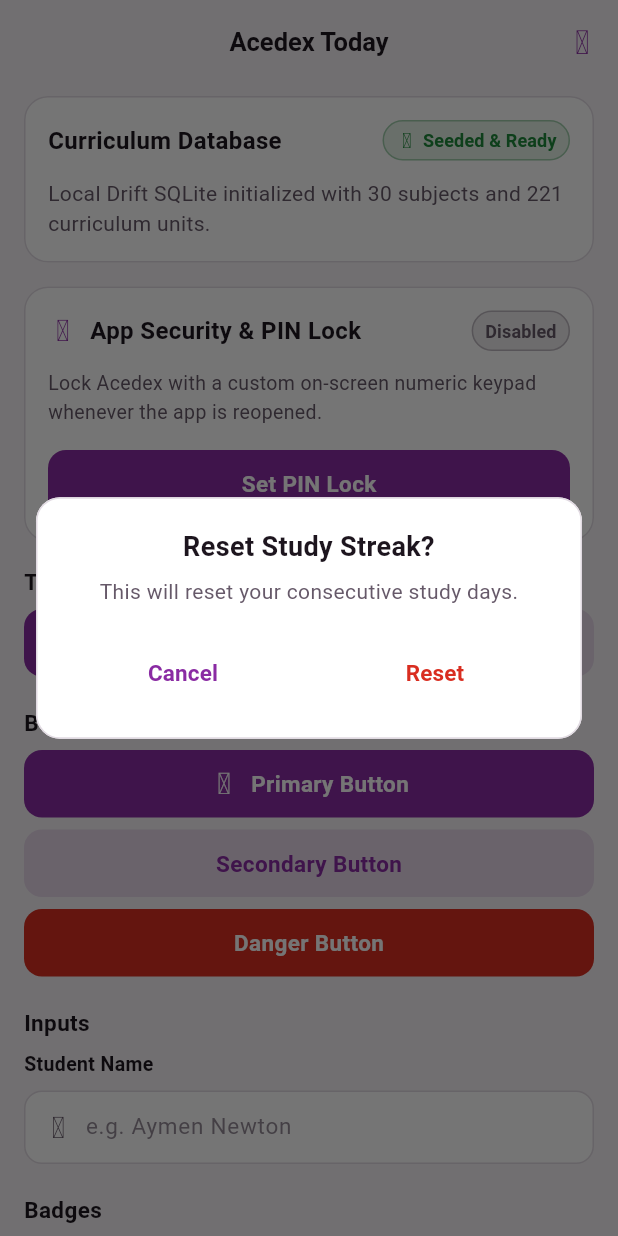
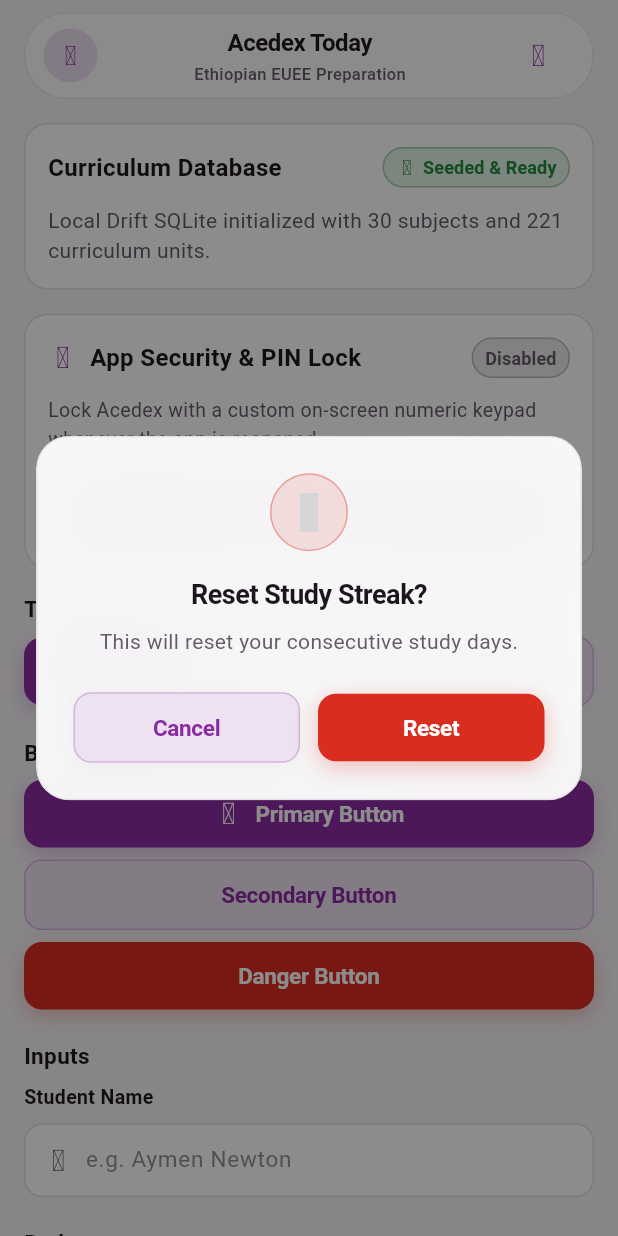
Before and after one commit to newt-ops/Acedex, a Flutter app: the DesignSystemShowcaseScreen screen opened directly, after a tap on "Danger Button", on a phone screen of 412 x 824 dp. Run offline on Flutter 3.47's test engine with Material 3 defaults, Android fonts, the phone set to English and light mode, and no system bars; our stand-ins replace drift, flutter_riverpod, flutter_secure_storage, hugeicons, shared_preferences; accounts and stored records are empty; generated files the repository leaves out were written again; grey boxes are pictures that could not be loaded.

Commit message:
feat(ui): add floating header bar and upgrade toast, button, and dialog styling

```diff
--- a/lib/core/widgets/acedex_button.dart
+++ b/lib/core/widgets/acedex_button.dart
@@ -42,25 +42,67 @@ class _AcedexButtonState extends State<AcedexButton> {
 
     Color backgroundColor;
     Color foregroundColor;
+    Border? border;
+    List<BoxShadow>? shadows;
 
     switch (widget.variant) {
       case AcedexButtonVariant.primary:
-        backgroundColor = colors.primary;
+        backgroundColor = _isPressed
+            ? colors.primary.withValues(alpha: 0.90)
+            : colors.primary;
         foregroundColor = colors.onPrimary;
+        shadows = isEnabled && !_isPressed
+            ? [
+                BoxShadow(
+                  color: colors.primary.withValues(alpha: 0.28),
+                  blurRadius: 12.0,
+                  offset: const Offset(0, 4),
+                ),
+              ]
+            : null;
         break;
       case AcedexButtonVariant.secondary:
-        backgroundColor = colors.primarySoft;
+        backgroundColor = _isPressed
+            ? Color.alphaBlend(colors.primarySoft.withValues(alpha: 0.30), colors.surface)
+            : Color.alphaBlend(colors.primarySoft, colors.surface);
         foregroundColor = colors.primary;
+        border = Border.all(
+          color: _isPressed
+              ? colors.primary
+              : colors.primary.withValues(alpha: 0.25),
+          width: 1.0,
+        );
+        shadows = isEnabled && !_isPressed
+            ? [
+                BoxShadow(
+                  color: Colors.black.withValues(alpha: 0.03),
+                  blurRadius: 8.0,
+                  offset: const Offset(0, 2),
+                ),
+              ]
+            : null;
         break;
       case AcedexButtonVariant.danger:
-        backgroundColor = colors.danger;
+        backgroundColor = _isPressed
+            ? colors.danger.withValues(alpha: 0.90)
+            : colors.danger;
         foregroundColor = colors.onDanger;
+        shadows = isEnabled && !_isPressed
+            ? [
+                BoxShadow(
+                  color: colors.danger.withValues(alpha: 0.28),
+                  blurRadius: 12.0,
+                  offset: const Offset(0, 4),
+                ),
+              ]
+            : null;
         break;
     }
 
     if (!isEnabled) {
-      backgroundColor = backgroundColor.withValues(alpha: 0.4);
-      foregroundColor = foregroundColor.withValues(alpha: 0.6);
+      backgroundColor = backgroundColor.withValues(alpha: 0.35);
+      foregroundColor = foregroundColor.withValues(alpha: 0.55);
+      shadows = null;
     }
 
     Widget content = widget.isLoading
@@ -86,6 +128,7 @@ class _AcedexButtonState extends State<AcedexButton> {
                   fontSize: 15,
                   fontWeight: FontWeight.w600,
                   color: foregroundColor,
+                  letterSpacing: -0.2,
                 ),
               ),
               if (widget.trailing != null) ...[
@@ -98,7 +141,7 @@ class _AcedexButtonState extends State<AcedexButton> {
     return AnimatedScale(
       scale: _isPressed && isEnabled ? 0.97 : 1.0,
       duration: const Duration(milliseconds: 100),
-      curve: Curves.easeInOut,
+      curve: Curves.easeOutCubic,
       child: GestureDetector(
         onTapDown: isEnabled ? (_) => setState(() => _isPressed = true) : null,
         onTapUp: isEnabled ? (_) => setState(() => _isPressed = false) : null,
@@ -117,6 +160,8 @@ class _AcedexButtonState extends State<AcedexButton> {
           decoration: BoxDecoration(
             color: backgroundColor,
             borderRadius: BorderRadius.circular(AppTheme.radiusButton),
+            border: border,
+            boxShadow: shadows,
           ),
           alignment: Alignment.center,
           child: content,
--- a/lib/core/widgets/acedex_dialog.dart
+++ b/lib/core/widgets/acedex_dialog.dart
@@ -1,6 +1,9 @@
+import 'dart:ui';
 import 'package:flutter/material.dart';
+import 'package:hugeicons/hugeicons.dart';
 import '../theme/app_colors.dart';
 import '../theme/app_theme.dart';
+import 'acedex_button.dart';
 
 class AcedexDialog extends StatelessWidget {
   const AcedexDialog({
@@ -8,6 +11,7 @@ class AcedexDialog extends StatelessWidget {
     required this.title,
     this.message,
     this.content,
+    this.icon,
     this.confirmLabel = 'OK',
     this.cancelLabel,
     this.onConfirm,
@@ -18,6 +22,7 @@ class AcedexDialog extends StatelessWidget {
   final String title;
   final String? message;
   final Widget? content;
+  final Widget? icon;
   final String confirmLabel;
   final String? cancelLabel;
   final VoidCallback? onConfirm;
@@ -28,6 +33,7 @@ class AcedexDialog extends StatelessWidget {
     BuildContext context, {
     required String title,
     String? message,
+    Widget? icon,
     String confirmLabel = 'Confirm',
     String cancelLabel = 'Cancel',
     bool isDestructive = false,
@@ -35,9 +41,11 @@ class AcedexDialog extends StatelessWidget {
     return showDialog<bool>(
       context: context,
       barrierDismissible: true,
+      barrierColor: Colors.black.withValues(alpha: 0.45),
       builder: (context) => AcedexDialog(
         title: title,
         message: message,
+        icon: icon,
         confirmLabel: confirmLabel,
         cancelLabel: cancelLabel,
         isDestructive: isDestructive,
@@ -51,29 +59,72 @@ class AcedexDialog extends StatelessWidget {
   Widget build(BuildContext context) {
     final colors = context.appColors;
 
+    final badgeColor = isDestructive ? colors.danger : colors.primary;
+
     return Dialog(
-      backgroundColor: colors.surface,
-      surfaceTintColor: Colors.transparent,
-      shape: RoundedRectangleBorder(
-        borderRadius: BorderRadius.circular(AppTheme.radiusDialog),
-        side: BorderSide(color: colors.border, width: 1.0),
-      ),
+      backgroundColor: Colors.transparent,
+      elevation: 0,
       insetPadding: const EdgeInsets.symmetric(
         horizontal: AppTheme.space24,
         vertical: AppTheme.space24,
       ),
-      child: Padding(
-        padding: const EdgeInsets.all(AppTheme.space20),
+      child: ClipRRect(
+        borderRadius: BorderRadius.circular(22.0),
+        child: BackdropFilter(
+          filter: ImageFilter.blur(sigmaX: 25.0, sigmaY: 25.0),
+          child: Container(
+            padding: const EdgeInsets.all(AppTheme.space24),
+            decoration: BoxDecoration(
+              color: colors.surface.withValues(alpha: 0.94),
+              borderRadius: BorderRadius.circular(22.0),
+              border: Border.all(
+                color: colors.border.withValues(alpha: 0.8),
+                width: 1.0,
+              ),
+              boxShadow: [
+                BoxShadow(
+                  color: Colors.black.withValues(alpha: 0.16),
+                  blurRadius: 28.0,
+                  offset: const Offset(0, 10),
+                ),
+              ],
+            ),
             child: Column(
               mainAxisSize: MainAxisSize.min,
               crossAxisAlignment: CrossAxisAlignment.stretch,
               children: [
+                Center(
+                  child: icon ??
+                      Container(
+                        width: 52,
+                        height: 52,
+                        decoration: BoxDecoration(
+                          color: colors.statusTint(badgeColor),
+                          shape: BoxShape.circle,
+                          border: Border.all(
+                            color: colors.statusBorder(badgeColor),
+                            width: 1.0,
+                          ),
+                        ),
+                        child: Center(
+                          child: HugeIcon(
+                            icon: isDestructive
+                                ? HugeIcons.strokeRoundedAlert02
+                                : HugeIcons.strokeRoundedInformationCircle,
+                            color: badgeColor,
+                            size: 26,
+                          ),
+                        ),
+                      ),
+                ),
+                const SizedBox(height: AppTheme.space16),
                 Text(
                   title,
                   style: TextStyle(
                     fontSize: 18,
                     fontWeight: FontWeight.bold,
                     color: colors.textPrimary,
+                    letterSpacing: -0.3,
                   ),
                   textAlign: TextAlign.center,
                 ),
@@ -84,7 +135,7 @@ class AcedexDialog extends StatelessWidget {
                     style: TextStyle(
                       fontSize: 14,
                       color: colors.textSecondary,
-                  height: 1.35,
+                      height: 1.4,
                     ),
                     textAlign: TextAlign.center,
                   ),
@@ -93,49 +144,26 @@ class AcedexDialog extends StatelessWidget {
                   const SizedBox(height: AppTheme.space16),
                   content!,
                 ],
-            const SizedBox(height: AppTheme.space20),
+                const SizedBox(height: AppTheme.space24),
                 Row(
                   children: [
                     if (cancelLabel != null) ...[
                       Expanded(
-                    child: TextButton(
+                        child: AcedexButton(
+                          label: cancelLabel!,
+                          variant: AcedexButtonVariant.secondary,
                           onPressed: onCancel ?? () => Navigator.of(context).pop(),
-                      style: TextButton.styleFrom(
-                        foregroundColor: colors.primary,
-                        minimumSize: const Size.fromHeight(AppTheme.minTapTarget),
-                        shape: RoundedRectangleBorder(
-                          borderRadius: BorderRadius.circular(AppTheme.radiusButton),
-                        ),
-                      ),
-                      child: Text(
-                        cancelLabel!,
-                        style: const TextStyle(
-                          fontSize: 15,
-                          fontWeight: FontWeight.w600,
-                        ),
-                      ),
                         ),
                       ),
                       const SizedBox(width: AppTheme.space12),
                     ],
                     Expanded(
-                  child: TextButton(
+                      child: AcedexButton(
+                        label: confirmLabel,
+                        variant: isDestructive
+                            ? AcedexButtonVariant.danger
+                            : AcedexButtonVariant.primary,
                         onPressed: onConfirm ?? () => Navigator.of(context).pop(),
-                    style: TextButton.styleFrom(
-                      foregroundColor: isDestructive ? colors.danger : colors.primary,
-                      minimumSize: const Size.fromHeight(AppTheme.minTapTarget),
-                      shape: RoundedRectangleBorder(
-                        borderRadius: BorderRadius.circular(AppTheme.radiusButton),
-                      ),
-                    ),
-                    child: Text(
-                      confirmLabel,
-                      style: TextStyle(
-                        fontSize: 15,
-                        fontWeight: FontWeight.bold,
-                        color: isDestructive ? colors.danger : colors.primary,
-                      ),
-                    ),
                       ),
                     ),
                   ],
@@ -143,6 +171,8 @@ class AcedexDialog extends StatelessWidget {
               ],
             ),
           ),
+        ),
+      ),
     );
   }
 }
--- /dev/null
+++ b/lib/core/widgets/acedex_header_bar.dart
@@ -0,0 +1,113 @@
+import 'dart:ui';
+import 'package:flutter/material.dart';
+import '../theme/app_colors.dart';
+import '../theme/app_theme.dart';
+
+class AcedexFloatingHeaderBar extends StatelessWidget implements PreferredSizeWidget {
+  const AcedexFloatingHeaderBar({
+    super.key,
+    required this.title,
+    this.subtitle,
+    this.leading,
+    this.actions,
+    this.centerTitle = true,
+  });
+
+  final String title;
+  final String? subtitle;
+  final Widget? leading;
+  final List<Widget>? actions;
+  final bool centerTitle;
+
+  @override
+  Size get preferredSize => const Size.fromHeight(74.0);
+
+  @override
+  Widget build(BuildContext context) {
+    final colors = context.appColors;
+    final topPadding = MediaQuery.of(context).padding.top;
+
+    return Padding(
+      padding: EdgeInsets.only(
+        top: topPadding + AppTheme.space8,
+        left: AppTheme.space16,
+        right: AppTheme.space16,
+        bottom: AppTheme.space8,
+      ),
+      child: ClipRRect(
+        borderRadius: BorderRadius.circular(28.0),
+        child: BackdropFilter(
+          filter: ImageFilter.blur(sigmaX: 20.0, sigmaY: 20.0),
+          child: Container(
+            height: 58.0,
+            padding: const EdgeInsets.symmetric(horizontal: AppTheme.space12),
+            decoration: BoxDecoration(
+              color: colors.surface.withValues(alpha: 0.90),
+              borderRadius: BorderRadius.circular(28.0),
+              border: Border.all(
+                color: colors.border.withValues(alpha: 0.7),
+                width: 1.0,
+              ),
+              boxShadow: [
+                BoxShadow(
+                  color: Colors.black.withValues(alpha: 0.06),
+                  blurRadius: 16.0,
+                  offset: const Offset(0, 6),
+                ),
+              ],
+            ),
+            child: Row(
+              children: [
+                if (leading != null) ...[
+                  leading!,
+                  const SizedBox(width: AppTheme.space8),
+                ],
+                Expanded(
+                  child: Column(
+                    mainAxisAlignment: MainAxisAlignment.center,
+                    crossAxisAlignment: centerTitle
+                        ? CrossAxisAlignment.center
+                        : CrossAxisAlignment.start,
+                    children: [
+                      Text(
+                        title,
+                        style: TextStyle(
+                          fontSize: 16,
+                          fontWeight: FontWeight.bold,
+                          color: colors.textPrimary,
+                          letterSpacing: -0.3,
+                        ),
+                        maxLines: 1,
+                        overflow: TextOverflow.ellipsis,
+                      ),
+                      if (subtitle != null && subtitle!.isNotEmpty) ...[
+                        const SizedBox(height: 1),
+                        Text(
+                          subtitle!,
+                          style: TextStyle(
+                            fontSize: 11,
+                            fontWeight: FontWeight.w500,
+                            color: colors.textSecondary,
+                          ),
+                          maxLines: 1,
+                          overflow: TextOverflow.ellipsis,
+                        ),
+                      ],
+                    ],
+                  ),
+                ),
+                if (actions != null && actions!.isNotEmpty) ...[
+                  const SizedBox(width: AppTheme.space8),
+                  Row(
+                    mainAxisSize: MainAxisSize.min,
+                    children: actions!,
+                  ),
+                ],
+              ],
+            ),
+          ),
+        ),
+      ),
+    );
+  }
+}
--- a/lib/core/widgets/acedex_toast.dart
+++ b/lib/core/widgets/acedex_toast.dart
@@ -1,3 +1,4 @@
+import 'dart:ui';
 import 'package:flutter/material.dart';
 import 'package:hugeicons/hugeicons.dart';
 import '../theme/app_colors.dart';
@@ -80,7 +81,7 @@ class _AcedexToastWidgetState extends State<_AcedexToastWidget>
       end: Offset.zero,
     ).animate(CurvedAnimation(
       parent: _controller,
-      curve: Curves.easeOutBack,
+      curve: Curves.easeOutCubic,
     ));
 
     _fadeAnimation = CurvedAnimation(
@@ -137,26 +138,54 @@ class _AcedexToastWidgetState extends State<_AcedexToastWidget>
             color: Colors.transparent,
             child: GestureDetector(
               onTap: widget.onDismiss,
+              child: ClipRRect(
+                borderRadius: BorderRadius.circular(AppTheme.radiusCard),
+                child: BackdropFilter(
+                  filter: ImageFilter.blur(sigmaX: 20.0, sigmaY: 20.0),
                   child: Container(
                     padding: const EdgeInsets.symmetric(
                       horizontal: AppTheme.space16,
                       vertical: AppTheme.space12,
                     ),
                     decoration: BoxDecoration(
+                      color: Color.alphaBlend(
+                        colors.statusTint(statusColor).withValues(alpha: 0.25),
+                        colors.surface,
+                      ),
+                      borderRadius: BorderRadius.circular(AppTheme.radiusCard),
+                      border: Border.all(
+                        color: colors.statusBorder(statusColor),
+                        width: 1.2,
+                      ),
+                      boxShadow: [
+                        BoxShadow(
+                          color: Colors.black.withValues(alpha: 0.10),
+                          blurRadius: 18.0,
+                          offset: const Offset(0, 8),
+                        ),
+                      ],
+                    ),
+                    child: Row(
+                      crossAxisAlignment: CrossAxisAlignment.center,
+                      children: [
+                        Container(
+                          width: 38,
+                          height: 38,
+                          decoration: BoxDecoration(
                             color: colors.statusTint(statusColor),
-                  borderRadius: BorderRadius.circular(AppTheme.radiusCard),
+                            shape: BoxShape.circle,
                             border: Border.all(
                               color: colors.statusBorder(statusColor),
                               width: 1.0,
                             ),
                           ),
-                child: Row(
-                  crossAxisAlignment: CrossAxisAlignment.center,
-                  children: [
-                    HugeIcon(
+                          child: Center(
+                            child: HugeIcon(
                               icon: iconData,
                               color: statusColor,
-                      size: 22.0,
+                              size: 20.0,
+                            ),
+                          ),
                         ),
                         const SizedBox(width: AppTheme.space12),
                         Expanded(
@@ -168,7 +197,7 @@ class _AcedexToastWidgetState extends State<_AcedexToastWidget>
                                 widget.title,
                                 style: TextStyle(
                                   fontSize: 14,
-                              fontWeight: FontWeight.w600,
+                                  fontWeight: FontWeight.w700,
                                   color: colors.textPrimary,
                                 ),
                               ),
@@ -192,6 +221,8 @@ class _AcedexToastWidgetState extends State<_AcedexToastWidget>
               ),
             ),
           ),
+        ),
+      ),
     );
   }
 }
--- a/lib/main.dart
+++ b/lib/main.dart
@@ -14,6 +14,7 @@ import 'core/widgets/acedex_badge.dart';
 import 'core/widgets/acedex_input.dart';
 import 'core/widgets/acedex_skeleton.dart';
 import 'core/widgets/acedex_nav_bar.dart';
+import 'core/widgets/acedex_header_bar.dart';
 import 'features/security/pin_provider.dart';
 import 'features/security/screens/pin_lock_screen.dart';
 import 'features/security/screens/pin_setup_screen.dart';
@@ -188,7 +189,9 @@ class PlaceholderTabScreen extends StatelessWidget {
     final colors = context.appColors;
 
     return Scaffold(
-      appBar: AppBar(title: Text(title)),
+      appBar: AcedexFloatingHeaderBar(
+        title: title,
+      ),
       body: Center(
         child: Padding(
           padding: const EdgeInsets.all(AppTheme.space24),
@@ -278,8 +281,24 @@ class _DesignSystemShowcaseScreenState
     final isDark = Theme.of(context).brightness == Brightness.dark;
 
     return Scaffold(
-      appBar: AppBar(
-        title: const Text('Acedex Today'),
+      appBar: AcedexFloatingHeaderBar(
+        title: 'Acedex Today',
+        subtitle: 'Ethiopian EUEE Preparation',
+        leading: Container(
+          width: 36,
+          height: 36,
+          decoration: BoxDecoration(
+            color: colors.primarySoft,
+            shape: BoxShape.circle,
+          ),
+          child: Center(
+            child: HugeIcon(
+              icon: HugeIcons.strokeRoundedGraduationScroll,
+              color: colors.primary,
+              size: 18,
+            ),
+          ),
+        ),
         actions: [
           IconButton(
             tooltip: 'Toggle Theme',
@@ -288,7 +307,7 @@ class _DesignSystemShowcaseScreenState
                   ? HugeIcons.strokeRoundedSun01
                   : HugeIcons.strokeRoundedMoon02,
               color: colors.primary,
-              size: 22,
+              size: 20,
             ),
             onPressed: () {
               ref.read(themeModeProvider.notifier).toggleLightDark(
```
Also changed, not shown: 1 other file. Lines whose indentation alone changed are shown as unchanged.
